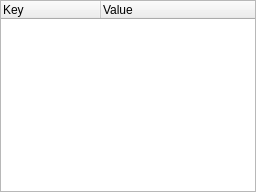
Above: gui/resources/varianttreewidget.ui from arxsys/dff-ui before the change. Below: the same form after it.
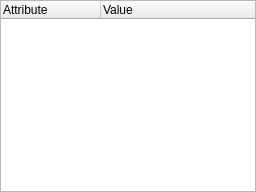
That is the form after the change.

What changed in the file:
```diff
--- a/gui/resources/varianttreewidget.ui
+++ b/gui/resources/varianttreewidget.ui
@@ -37,7 +37,7 @@
   </property>
   <column>
    <property name="text">
-    <string>Key</string>
+    <string>Attribute</string>
    </property>
   </column>
   <column>
```
